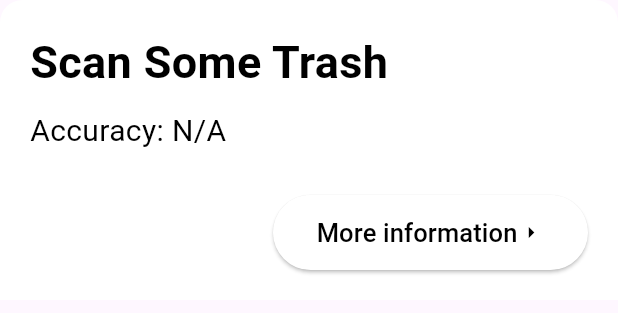
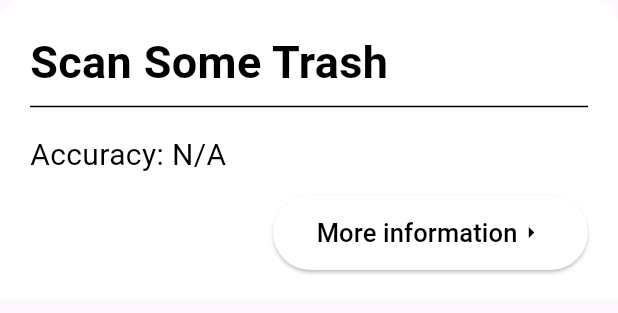
Before and after one commit to tavenharris/RecyclingApp, a Flutter app: the BottomWidget widget shown alone on an empty page, opened directly, on a phone screen of 412 x 824 dp. Shown: the top 313 px of the screen. Run offline on Flutter 3.47's test engine with Material 3 defaults, Android fonts, the phone set to English and light mode, and no system bars; our stand-ins replace camera, device_preview, google_maps_flutter, location.

Commit message:
Ayy its working :)

```diff
--- a/lib/Components/BottomSheet.dart
+++ b/lib/Components/BottomSheet.dart
@@ -54,6 +54,10 @@ class BottomWidget extends StatelessWidget {
                     fontWeight: FontWeight.bold,
                   ),
                 ),
+                Divider(
+                  color: Colors.black,
+                  thickness: 1,
+                ),
                 Padding(
                   padding: const EdgeInsets.only(top: 10),
                   child: Text(
@@ -76,7 +80,7 @@ class BottomWidget extends StatelessWidget {
                 style: ElevatedButton.styleFrom(
                   foregroundColor: Colors.black,
                   backgroundColor: Colors.white,
-                  fixedSize: Size(210, 50), // Adjust the size here
+                  fixedSize: Size(210, 50),
                 ),
                 onPressed: () {
                   try {
@@ -93,7 +97,7 @@ class BottomWidget extends StatelessWidget {
                 child: Row(
                   mainAxisSize: MainAxisSize.min,
                   children: const <Widget>[
-                    Text('More information', style: TextStyle(fontSize: 17)), // Adjust the font size here
+                    Text('More information', style: TextStyle(fontSize: 17)),
                     Icon(Icons.arrow_right),
                   ],
                 ),
--- a/lib/main.dart
+++ b/lib/main.dart
@@ -34,11 +34,6 @@ class MyApp extends StatelessWidget {
                 // This widget is for your gestures
                 child: Gestures(cameras: cameras),
               ),
-              Expanded(
-                // This widget is for your map
-                // Make sure MapSample is the correct name of your map widget
-                child: TrashMap(),
-              ),
             ],
           ),
         ),
```
